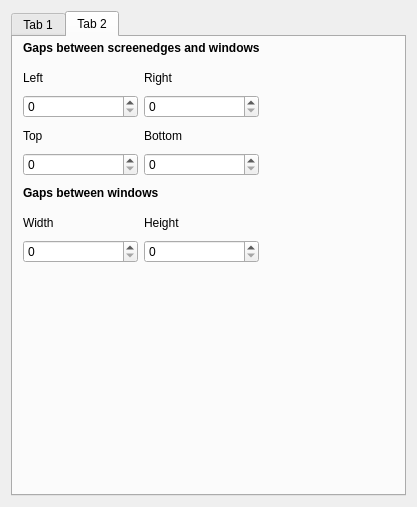
Qt form contents/ui/config.ui (kwin-scripts/kwin-tiling) before a commit.
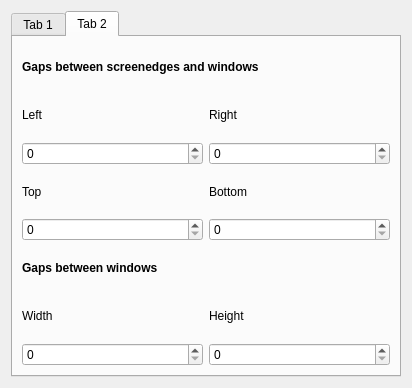
The same form after that commit. The open tabs and pages were chosen to show the change. Custom widgets are drawn as their Qt base class.

Commit message:
Fix resizing for config UI
This might also fix GH#40

Diff of the .ui file:
```diff
--- a/contents/ui/config.ui
+++ b/contents/ui/config.ui
@@ -6,12 +6,12 @@
    <rect>
     <x>0</x>
     <y>0</y>
-    <width>417</width>
-    <height>507</height>
+    <width>412</width>
+    <height>388</height>
    </rect>
   </property>
-  <layout class="QVBoxLayout" name="verticalLayout">
-   <item>
+  <layout class="QGridLayout" name="gridLayout_4">
+   <item row="0" column="0">
     <widget class="QTabWidget" name="tabWidget">
      <property name="currentIndex">
       <number>0</number>
@@ -103,15 +103,6 @@
       <attribute name="title">
        <string>Tab 2</string>
       </attribute>
-      <widget class="QWidget" name="">
-       <property name="geometry">
-        <rect>
-         <x>10</x>
-         <y>0</y>
-         <width>236</width>
-         <height>226</height>
-        </rect>
-       </property>
        <layout class="QGridLayout" name="gridLayout_2">
         <item row="0" column="0" colspan="2">
          <widget class="QLabel" name="label">
@@ -160,7 +151,7 @@
         <item row="4" column="1">
          <widget class="QSpinBox" name="kcfg_screenGapSizeBottom"/>
         </item>
-        <item row="5" column="0" colspan="2">
+       <item row="5" column="0">
          <widget class="QLabel" name="label_3">
           <property name="text">
            <string>&lt;html&gt;&lt;head/&gt;&lt;body&gt;&lt;p&gt;&lt;span style=&quot; font-weight:600;&quot;&gt;Gaps between windows&lt;/span&gt;&lt;/p&gt;&lt;/body&gt;&lt;/html&gt;</string>
@@ -188,7 +179,6 @@
          <widget class="QSpinBox" name="kcfg_windowsGapSizeHeight"/>
         </item>
        </layout>
-      </widget>
      </widget>
     </widget>
    </item>
```
Left out of the diff: 116 changed lines with no effect on the pictures. Lines whose indentation alone changed are shown as unchanged.
